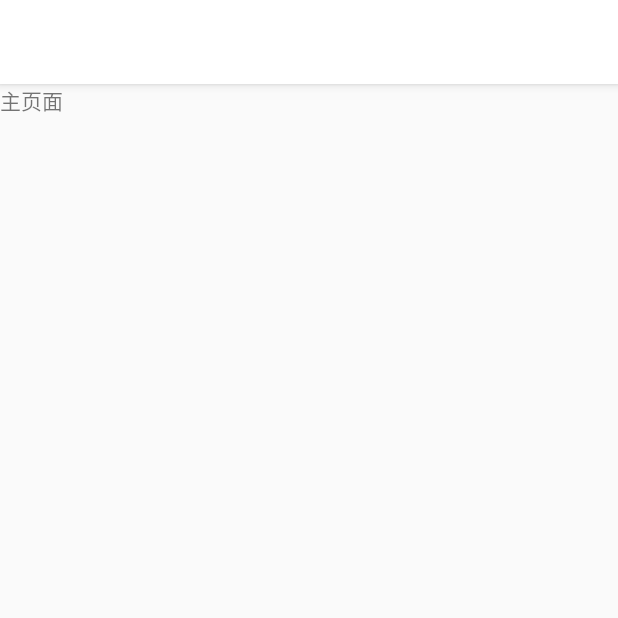
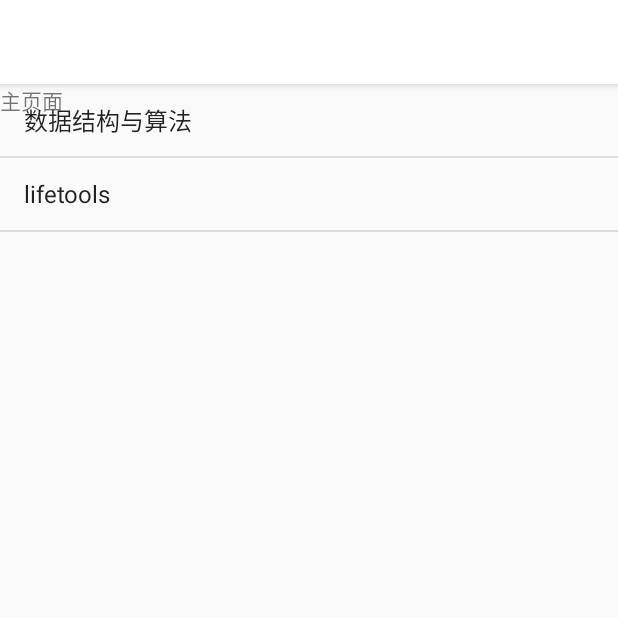
Before and after one commit to cslongjian/LifeTools, an Android app: the screen it shows after launch (MainActivity), on a phone screen of 412 x 824 dp, the top half of it. Run offline under Robolectric (Android 15) with nearby library versions, the light colour scheme and no system bars; our stand-ins replace Volley; libraries missing offline, so code that uses them is left out: com.blankj.utilcode; 1 statement that could not run was skipped.

```diff
--- a/LifeTools/app/src/main/java/com/cslong/app/lifetools/MainActivity.java
+++ b/LifeTools/app/src/main/java/com/cslong/app/lifetools/MainActivity.java
@@ -1,11 +1,42 @@
 package com.cslong.app.lifetools;
 
+import android.app.Activity;
+import android.app.LauncherActivity;
+import android.content.Intent;
 import android.support.v7.app.AppCompatActivity;
 import android.os.Bundle;
+import android.view.LayoutInflater;
+import android.view.View;
+import android.view.ViewGroup;
+import android.widget.AdapterView;
+import android.widget.BaseAdapter;
+import android.widget.ListAdapter;
+import android.widget.ListView;
+import android.widget.TextView;
 
 import com.android.volley.toolbox.Volley;
+import com.cslong.app.lifetools.datastructures_algorithms.simple_series.DataStructuresAndAlgorithmsActivity;
+import com.cslong.app.lifetools.lifetools_business.LifeToolsActivity;
+import com.cslong.app.lifetools.rooter.simple.impl.AppRooterSimple;
 
 public class MainActivity extends AppCompatActivity {
+
+
+    private ListItem[] mListItems = {
+            new ListItem(DataStructuresAndAlgorithmsActivity.class, "数据结构与算法"),
+            new ListItem(LifeToolsActivity.class, "lifetools"),
+    };
+
+
+    private static class ListItem {
+        Class<? extends Activity> cls;
+        String title;
+
+        public ListItem(Class<? extends Activity> cls, String title) {
+            this.cls = cls;
+            this.title = title;
+        }
+    }
 
     @Override
     protected void onCreate(Bundle savedInstanceState) {
@@ -13,6 +44,56 @@ public class MainActivity extends AppCompatActivity {
         setContentView(R.layout.activity_main);
 
 
+        ListView listView = (ListView) findViewById(R.id.list);
+        ListAdapter adapter = new MAdapter(mListItems);
+        listView.setAdapter(adapter);
+        listView.setOnItemClickListener(new AdapterView.OnItemClickListener() {
+            @Override
+            public void onItemClick(AdapterView<?> parent, View view, int position, long id) {
+                ListItem listItem = mListItems[position];
+                Intent intent = new Intent(MainActivity.this, listItem.cls);
+                startActivity(intent);
+
+//                路由使用样例
+//                AppRooterSimple.get().getmLifeToolsRoadMap().LifeToolsHere().start(MainActivity.this);
+
+            }
+        });
 
     }
+
+    private static class MAdapter extends BaseAdapter {
+        private ListItem[] mListItems;
+
+        public MAdapter(ListItem[] listItems) {
+            mListItems = listItems;
+        }
+
+        @Override
+        public int getCount() {
+            return mListItems != null ? mListItems.length : 0;
+        }
+
+        @Override
+        public ListItem getItem(int position) {
+            return mListItems[position];
+        }
+
+        @Override
+        public long getItemId(int position) {
+            return 0;
+        }
+
+        @Override
+        public View getView(int position, View convertView, ViewGroup parent) {
+            if (convertView == null) {
+                convertView = LayoutInflater.from(parent.getContext())
+                        .inflate(android.R.layout.simple_list_item_1, parent, false);
+            }
+            TextView textView = (TextView) convertView.findViewById(android.R.id.text1);
+            ListItem listItem = mListItems[position];
+            textView.setText(listItem.title);
+            return convertView;
+        }
+    }
 }
--- /dev/null
+++ b/LifeTools/app/src/main/res/layout/activity_annotationdemo.xml
@@ -0,0 +1,6 @@
+<?xml version="1.0" encoding="utf-8"?>
+<LinearLayout xmlns:android="http://schemas.android.com/apk/res/android"
+    android:layout_width="match_parent"
+    android:layout_height="match_parent">
+
+</LinearLayout>
--- /dev/null
+++ b/LifeTools/app/src/main/res/layout/activity_datastructures.xml
@@ -0,0 +1,6 @@
+<?xml version="1.0" encoding="utf-8"?>
+<LinearLayout xmlns:android="http://schemas.android.com/apk/res/android"
+    android:layout_width="match_parent"
+    android:layout_height="match_parent">
+
+</LinearLayout>
--- /dev/null
+++ b/LifeTools/app/src/main/res/layout/activity_lifetools.xml
@@ -0,0 +1,6 @@
+<?xml version="1.0" encoding="utf-8"?>
+<LinearLayout xmlns:android="http://schemas.android.com/apk/res/android"
+    android:layout_width="match_parent"
+    android:layout_height="match_parent">
+
+</LinearLayout>
--- a/LifeTools/app/src/main/res/layout/activity_main.xml
+++ b/LifeTools/app/src/main/res/layout/activity_main.xml
@@ -25,4 +25,10 @@
         android:fitsSystemWindows="true"
         app:headerLayout="@layout/header_layout"
         app:menu="@menu/main"></android.support.design.widget.NavigationView>
+
+    <ListView
+        android:id="@+id/list"
+        android:layout_width="match_parent"
+        android:layout_height="match_parent"/>
+
 </android.support.v4.widget.DrawerLayout>
```
Also changed, not shown: LifeTools/app/src/main/java/com/cslong/app/lifetools/annotationDemo/AnnotationDemoActivity.java (added, +38 -0 lines), LifeTools/app/src/main/java/com/cslong/app/lifetools/annotationDemo/ParseAnnotation.java (added, +31 -0 lines), LifeTools/app/src/main/java/com/cslong/app/lifetools/annotationDemo/TestAnnotation.java (added, +33 -0 lines), LifeTools/app/src/main/java/com/cslong/app/lifetools/datastructures_algorithms/simple_series/DataStructuresAndAlgorithmsActivity.java (added, +20 -0 lines), LifeTools/app/src/main/java/com/cslong/app/lifetools/lifetools_business/LifeToolsActivity.java (added, +20 -0 lines), LifeTools/app/src/main/java/com/cslong/app/lifetools/rooter/simple/LifeToolsRoadMap.java (added, +11 -0 lines), LifeTools/app/src/main/java/com/cslong/app/lifetools/rooter/simple/RouterSimple.java (added, +21 -0 lines), LifeTools/app/src/main/java/com/cslong/app/lifetools/rooter/simple/impl/AppRooterSimple.java (added, +31 -0 lines), LifeTools/app/src/main/java/com/cslong/app/lifetools/rooter/simple/impl/BaseRouterSimple.java (added, +77 -0 lines), LifeTools/app/src/main/java/com/cslong/app/lifetools/rooter/simple/impl/LifeToolsRoadMapImpl.java (added, +18 -0 lines).
